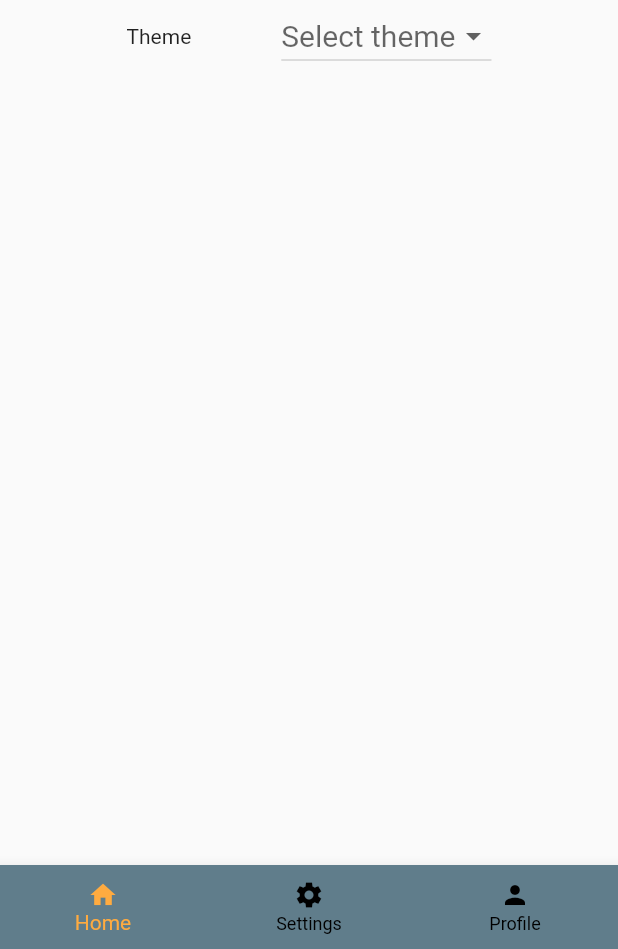
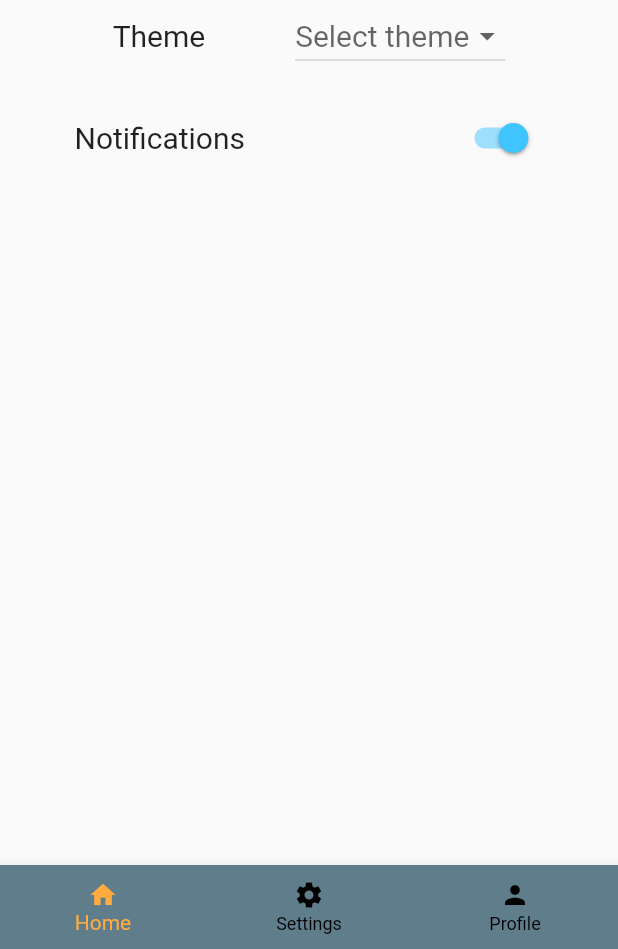
Before and after one commit to moonflaked/PetMatch, a Flutter app: the PetMatchPageSelector screen opened directly, swiped to page 2, on a phone screen of 412 x 824 dp, the part 287-1236 px from its top. Run offline on Flutter 3.47's test engine with Material 2 defaults, Android fonts, the phone set to English and light mode, and no system bars; our stand-ins replace google_fonts.

Commit message:
Updated settings page

```diff
--- a/lib/category_page.dart
+++ b/lib/category_page.dart
@@ -18,7 +18,7 @@ class MyApp extends StatefulWidget {
 class _MyAppState extends State<MyApp> {
   @override
   Widget build(BuildContext context) {
-    return const MaterialApp(
+    return MaterialApp(
       home: PetMatchPageSelector(),
       debugShowCheckedModeBanner: false,
     );
@@ -200,7 +200,6 @@ class _CategoryScrollSectionState extends State<CategoryScrollSection>
     "Dogs",
     "Cats",
     "Hamsters",
-
   ];
 
   static Map<String, List<String>> mapOfSpecies = {
--- a/lib/settings.dart
+++ b/lib/settings.dart
@@ -14,11 +14,10 @@ class _SettingsPageState extends State<SettingsPage> {
     "Default",
     "Dark"
   ];
+  bool notificationsSwitchState = true;
   // String? selectedString;
   @override
   Widget build(BuildContext context) {
-
-
     return Column(
       crossAxisAlignment: CrossAxisAlignment.center,
 
@@ -31,7 +30,11 @@ class _SettingsPageState extends State<SettingsPage> {
             ),
           )
         ),
-         Row(
+         Container(
+           margin: const EdgeInsets.only(
+            bottom: 20
+          ),
+           child: Row(
              mainAxisAlignment: MainAxisAlignment.center,
               children: [
                 Padding(
@@ -40,6 +43,9 @@ class _SettingsPageState extends State<SettingsPage> {
                   ),
                   child: Text(
                     "Theme",
+                    style: TextStyle(
+                      fontSize: 20,
+                    )
                   ),
                 ),
                 DropdownButton(
@@ -62,8 +68,38 @@ class _SettingsPageState extends State<SettingsPage> {
                   }).toList()
                 )
               ]
+            ),
+         ),
+        Container(
+          margin: const EdgeInsets.only(
+            bottom: 20,
+          ),
+          child: Row(
+              mainAxisAlignment: MainAxisAlignment.center,
+              children: [
+                Padding(
+                  padding: const EdgeInsets.only(
+                      right: 140
+                  ),
+                  child: Text(
+                      "Notifications",
+                      style: TextStyle(
+                        fontSize: 20,
                       )
-
+                  ),
+                ),
+                Switch(
+                  value: notificationsSwitchState,
+                  activeColor: Colors.lightBlueAccent,
+                  onChanged: (bool value) {
+                    setState(() {
+                      notificationsSwitchState = value;
+                    });
+                  },
+                )
+              ]
+          ),
+        ),
       ]
     );
   }
```
Lines whose indentation alone changed are shown as unchanged.
